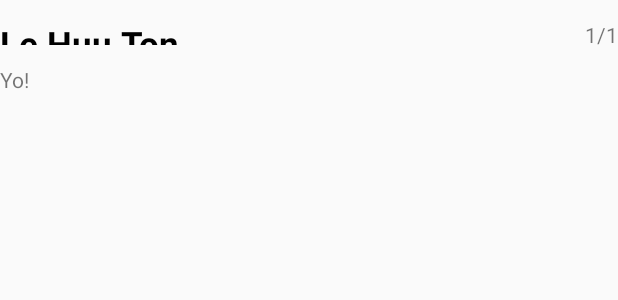
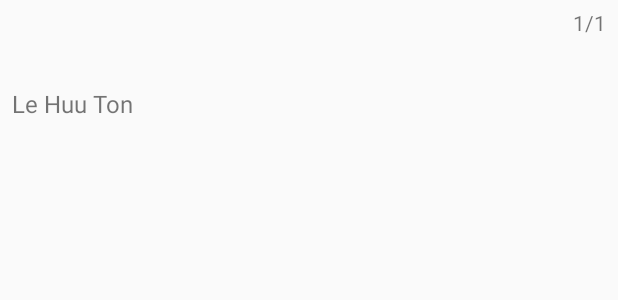
Before and after one commit to duy-tran/Android_Gmail, an Android app: the layout mail_item.xml on its own in the app's theme, with its tools: preview values and no code run, on a phone screen of 412 x 824 dp. Shown: the top 300 px of the screen. Run offline under Robolectric (Android 15) with nearby library versions, the phone set to English and light mode, and no system bars.

Commit message:
Update list mail

```diff
--- a/EmailClient/app/src/main/java/vn/edu/usth/emailclient/Fragment/FolderFragment.java
+++ b/EmailClient/app/src/main/java/vn/edu/usth/emailclient/Fragment/FolderFragment.java
@@ -59,7 +59,7 @@ public class FolderFragment extends android.app.Fragment {
         View v = inflater.inflate(R.layout.folder_fragment, container, false);
         MailItem[] mailItems = Shared.getInstance().getMailItems(label);
         ListView lv = (ListView) v.findViewById(R.id.list_mail);
-        lv.setAdapter(new CustomAdapter(getContext(), mailItems));
+        lv.setAdapter(new CustomAdapter(getContext(), mailItems, Shared.getInstance().getMessagesFolder(label)));
         return v;
     }
 }
--- a/EmailClient/app/src/main/res/layout/mail_item.xml
+++ b/EmailClient/app/src/main/res/layout/mail_item.xml
@@ -3,22 +3,23 @@
     android:layout_width="match_parent"
     android:layout_height="80dp"
     android:orientation="vertical"
+    android:paddingLeft="8dp"
+    android:paddingRight="8dp"
     xmlns:android="http://schemas.android.com/apk/res/android">
     <RelativeLayout
         android:layout_width="fill_parent"
-        android:layout_height="30dp"
+        android:layout_height="wrap_content"
         android:orientation="horizontal"
-        android:paddingTop="20px"
+        android:paddingTop="5dp"
         android:background="#0000ffff" >
         <TextView
             android:layout_width="wrap_content"
             android:layout_height="wrap_content"
             android:layout_alignParentLeft="true"
             android:text="Le Huu Ton"
+            android:layout_alignParentBottom="true"
             android:id="@+id/sender"
-            android:textSize="35px"
-            android:textStyle="bold"
-            android:textColor="#000000"/>
+            android:textSize="16dp"/>
         <TextView
             android:layout_width="wrap_content"
             android:layout_height="wrap_content"
@@ -27,16 +28,22 @@
             android:id="@+id/time_sent"/>
     </RelativeLayout>
 
-    <RelativeLayout
+    <LinearLayout
         android:layout_width="fill_parent"
-        android:layout_height="50dp"
-        android:orientation="horizontal"
+        android:layout_height="wrap_content"
+        android:orientation="vertical"
         android:paddingTop="20px" >
         <TextView
             android:layout_width="wrap_content"
             android:layout_height="wrap_content"
-            android:layout_alignParentLeft="true"
-            android:text="Yo!"
-            android:id="@+id/content"/>
-    </RelativeLayout>
+            android:text="Subject"
+            android:layout_marginBottom="6dp"
+            android:id="@+id/subject"/>
+        <TextView
+            android:layout_width="wrap_content"
+            android:layout_height="wrap_content"
+            android:text="Content"
+            android:id="@+id/content"
+            android:layout_marginBottom="8dp"/>
+    </LinearLayout>
 </LinearLayout>
```
Also changed, not shown: EmailClient/app/src/main/java/vn/edu/usth/emailclient/CustomAdapter.java (+21 -5 lines), EmailClient/app/src/main/java/vn/edu/usth/emailclient/MailItem.java (+61 -7 lines), EmailClient/app/src/main/java/vn/edu/usth/emailclient/MainActivity.java (+14 -4 lines), EmailClient/app/src/main/java/vn/edu/usth/emailclient/Shared.java (+4 -4 lines).
